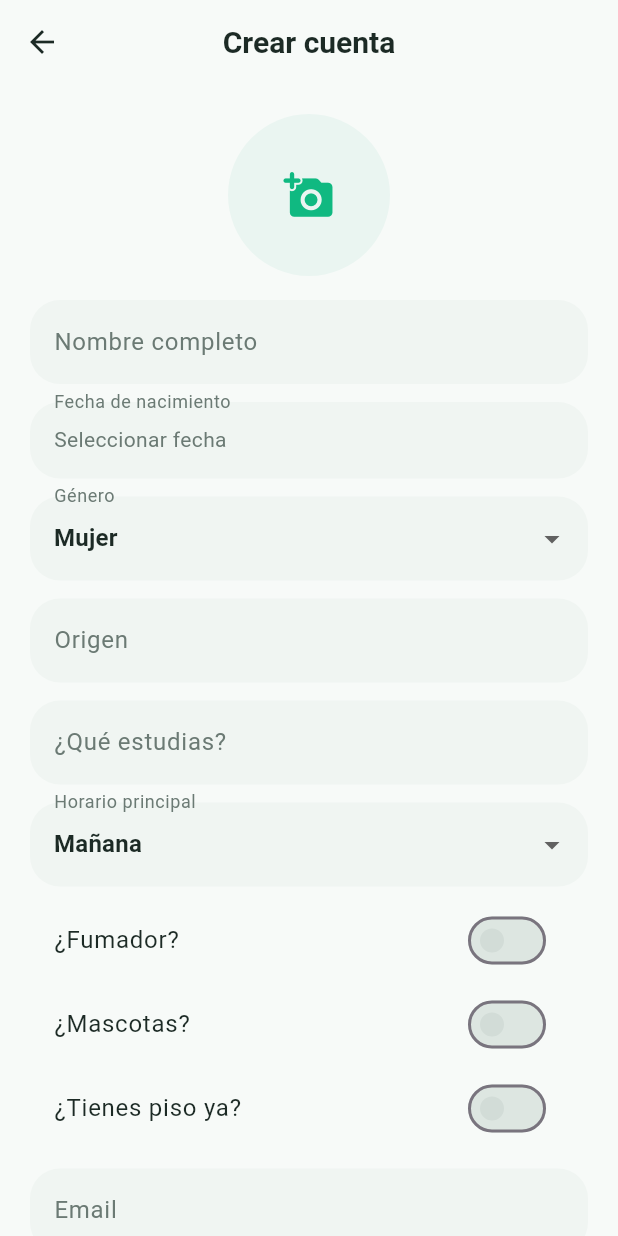
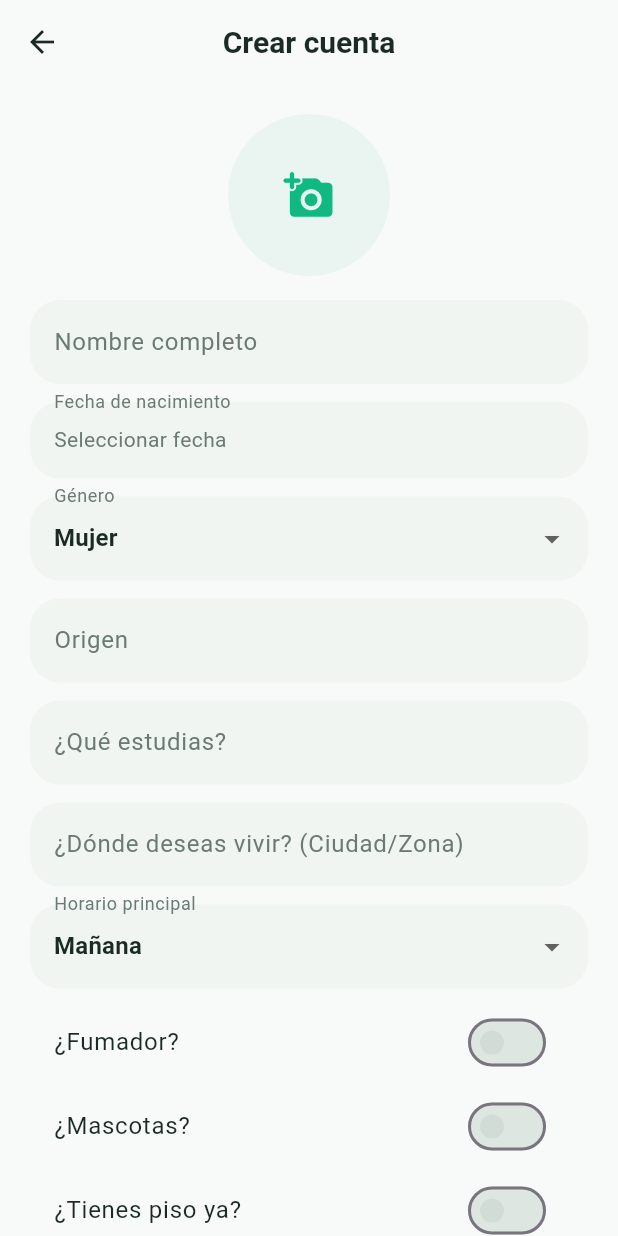
Before and after one commit to yagoduran/bizimatch_flutter, a Flutter app: the RegisterScreen screen opened directly, on a phone screen of 412 x 824 dp. Run offline on Flutter 3.47's test engine with Material 3 defaults, Android fonts, the phone set to English and light mode, and no system bars; our stand-ins replace cloud_firestore, firebase_auth, firebase_core, google_maps_flutter, image_picker, shared_preferences; accounts and stored records are empty.

Commit message:
feat: Add 'lugarDeseado' field to UserModel and UserProfile; update registration and profile screens

```diff
--- a/lib/models/user_model.dart
+++ b/lib/models/user_model.dart
@@ -16,6 +16,7 @@ class UserModel {
   final String horario; // Mañana, Tarde, Noche
   final String bio;
   final int afinidad; // % de afinidad calculado
+  final String lugarDeseado;
 
   UserModel({
     required this.id,
@@ -33,6 +34,7 @@ class UserModel {
     required this.horario,
     required this.bio,
     this.afinidad = 0,
+    this.lugarDeseado = '',
   });
 
   // Calcular edad automáticamente
--- a/lib/models/user_profile.dart
+++ b/lib/models/user_profile.dart
@@ -17,6 +17,7 @@ class UserProfile {
     required this.bio,
     required this.fotoPerfil,
     required this.intereses,
+    this.lugarDeseado = '',
   });
 
   final String uid;
@@ -34,6 +35,7 @@ class UserProfile {
   final String bio;
   final String fotoPerfil;
   final List<String> intereses;
+  final String lugarDeseado;
 
   int get edad {
     final now = DateTime.now();
@@ -63,6 +65,7 @@ class UserProfile {
       'bio': bio,
       'fotoPerfil': fotoPerfil,
       'intereses': intereses,
+      'lugarDeseado': lugarDeseado,
       'updatedAt': FieldValue.serverTimestamp(),
     };
 
@@ -99,6 +102,7 @@ class UserProfile {
       bio: (map['bio'] ?? 'Sin bio por ahora.') as String,
       fotoPerfil: (map['fotoPerfil'] ?? '') as String,
       intereses: List<String>.from(map['intereses'] ?? const <String>[]),
+      lugarDeseado: (map['lugarDeseado'] ?? '') as String,
     );
   }
 }
--- a/lib/screens/register_screen.dart
+++ b/lib/screens/register_screen.dart
@@ -25,6 +25,7 @@ class _RegisterScreenState extends State<RegisterScreen> {
   final _nombreCtrl = TextEditingController();
   final _estudiosCtrl = TextEditingController();
   final _origenCtrl = TextEditingController();
+  final _lugarDeseadoCtrl = TextEditingController();
   final _precioAlquilerCtrl = TextEditingController();
   final _emailCtrl = TextEditingController();
   final _passwordCtrl = TextEditingController();
@@ -44,6 +45,7 @@ class _RegisterScreenState extends State<RegisterScreen> {
     _nombreCtrl.dispose();
     _estudiosCtrl.dispose();
     _origenCtrl.dispose();
+    _lugarDeseadoCtrl.dispose();
     _precioAlquilerCtrl.dispose();
     _emailCtrl.dispose();
     _passwordCtrl.dispose();
@@ -117,6 +119,7 @@ class _RegisterScreenState extends State<RegisterScreen> {
         fotoPerfil: _pickedFile?.path ?? '',
         intereses: const <String>[],
         email: _emailCtrl.text.trim(),
+        lugarDeseado: _lugarDeseadoCtrl.text.trim(),
       );
 
       await _firestoreService.saveUserProfile(profile);
@@ -233,6 +236,15 @@ class _RegisterScreenState extends State<RegisterScreen> {
                     v == null || v.trim().isEmpty ? 'Obligatorio' : null,
               ),
               const SizedBox(height: 12),
+              TextFormField(
+                controller: _lugarDeseadoCtrl,
+                decoration: const InputDecoration(
+                  labelText: '¿Dónde deseas vivir? (Ciudad/Zona)',
+                ),
+                validator: (v) =>
+                    v == null || v.trim().isEmpty ? 'Opcional' : null,
+              ),
+              const SizedBox(height: 12),
               DropdownButtonFormField<String>(
                 initialValue: _horario,
                 decoration: const InputDecoration(
```
Also changed, not shown: lib/screens/map_screen.dart (+20 -5 lines), lib/screens/profile_detail_screen.dart (+39 -8 lines), lib/screens/settings_screen.dart (+4 -4 lines).
